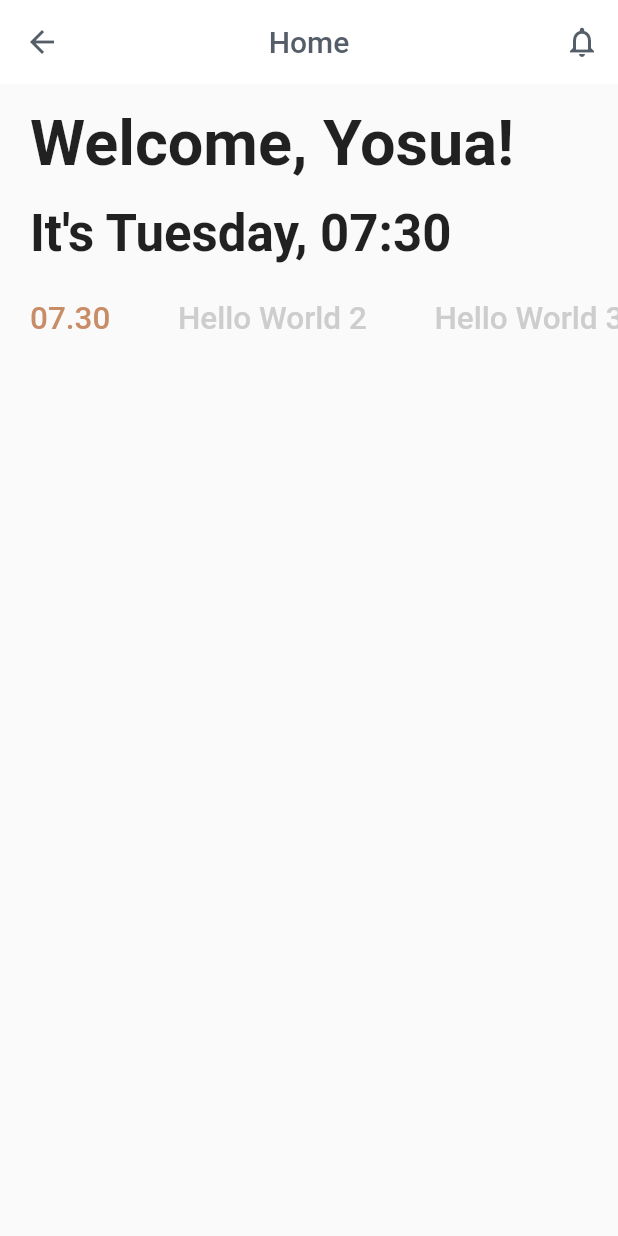
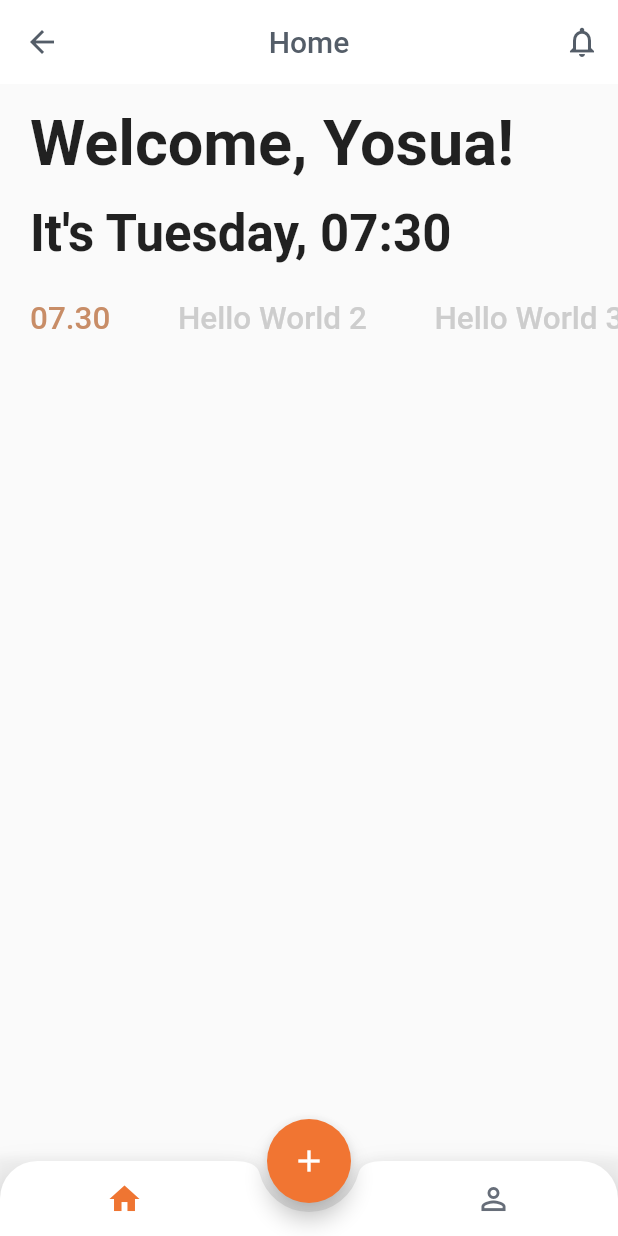
Before and after one commit to patarshn/kuliah_ZonaPelajar-Flutter, a Flutter app: the screen it shows after launch, on a phone screen of 412 x 824 dp. Run offline on Flutter 3.47's test engine with Material 2 defaults, Android fonts, the phone set to English and light mode, and no system bars; Roboto replaces fonts that are missing (Varela, Velera).

Commit message:
Add Bottom Navbar

```diff
--- /dev/null
+++ b/lib/bottom_bar.dart
@@ -0,0 +1,49 @@
+import 'package:flutter/material.dart';
+
+class BottomBar extends StatelessWidget {
+  @override
+  Widget build(BuildContext context) {
+    return BottomAppBar(
+      shape: CircularNotchedRectangle(),
+      notchMargin: 6.0,
+      color: Colors.transparent,
+      elevation: 9.0,
+      clipBehavior: Clip.antiAlias,
+      child: Container(
+        height: 50.0,
+        decoration: BoxDecoration(
+          borderRadius: BorderRadius.only(
+            topLeft: Radius.circular(25.0),
+            topRight: Radius.circular(25.0)
+          ),
+          color: Colors.white
+        ),
+        child: Row(
+          mainAxisAlignment: MainAxisAlignment.spaceBetween,
+          children: [
+            Container(
+              height: 50.0,
+              width: MediaQuery.of(context).size.width /2 - 40.0,
+              child: Row(
+                mainAxisAlignment: MainAxisAlignment.spaceEvenly,
+                children: <Widget>[
+                  Icon(Icons.home, color: Color(0xFFEF7532)),
+                ],
+              )
+            ),
+            Container(
+              height: 50.0,
+              width: MediaQuery.of(context).size.width /2 - 40.0,
+              child: Row(
+                mainAxisAlignment: MainAxisAlignment.spaceEvenly,
+                children: <Widget>[
+                   Icon(Icons.person_outline, color: Color(0xFF676E79))
+                ],
+              )
+            ),
+          ]
+        )
+      )
+    );
+  }
+}
--- a/lib/main.dart
+++ b/lib/main.dart
@@ -1,4 +1,5 @@
 import 'package:flutter/material.dart';
+import 'package:zonapelajar/bottom_bar.dart';
 
 void main() {
   runApp(MyApp());
@@ -91,6 +92,12 @@ class _MyHomePageState extends State<MyHomePage> with SingleTickerProviderStateM
           ),
         ],
       ),
+     floatingActionButton: FloatingActionButton(onPressed: () {},
+      backgroundColor: Color(0xFFF17532),
+      child: Icon(Icons.add),
+      ),
+      floatingActionButtonLocation: FloatingActionButtonLocation.centerDocked,
+      bottomNavigationBar: BottomBar(),
     );
   }
 }
```
